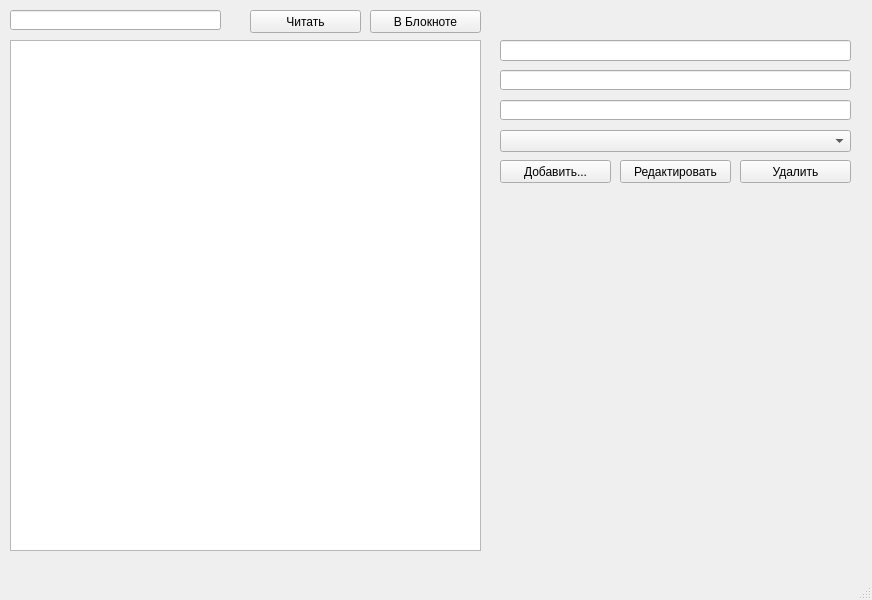
The window that liblite_ui.ui (Viktor1593/liblite) describes before a commit, drawn with Qt 5.
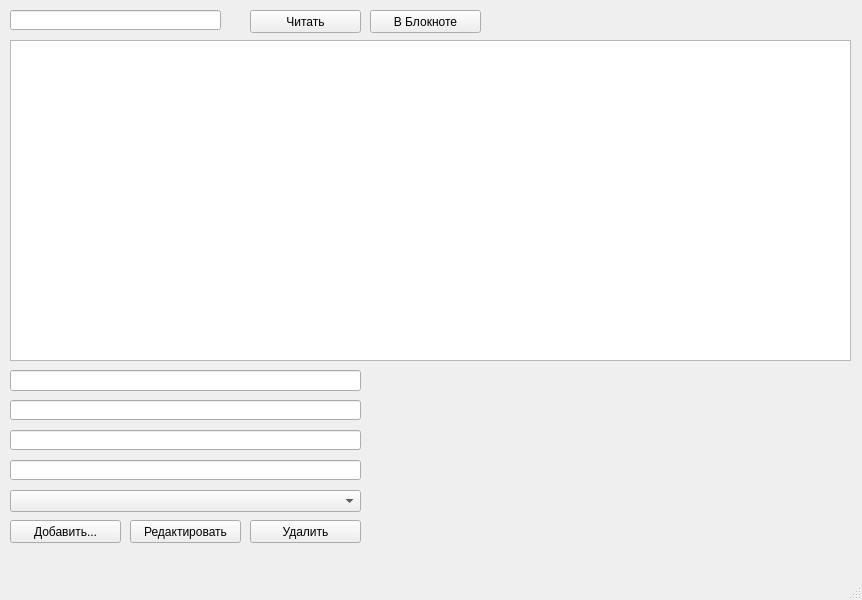
The same window after the commit.

```diff
--- a/liblite_ui.ui
+++ b/liblite_ui.ui
@@ -6,7 +6,7 @@
    <rect>
     <x>0</x>
     <y>0</y>
-    <width>872</width>
+    <width>862</width>
     <height>600</height>
    </rect>
   </property>
@@ -32,8 +32,8 @@
      <rect>
       <x>10</x>
       <y>40</y>
-      <width>471</width>
-      <height>511</height>
+      <width>841</width>
+      <height>321</height>
      </rect>
     </property>
     <property name="selectionBehavior">
@@ -46,8 +46,8 @@
    <widget class="QPushButton" name="cmd_edit_book">
     <property name="geometry">
      <rect>
-      <x>620</x>
-      <y>160</y>
+      <x>130</x>
+      <y>520</y>
       <width>111</width>
       <height>23</height>
      </rect>
@@ -59,8 +59,8 @@
    <widget class="QPushButton" name="cmd_delete_book">
     <property name="geometry">
      <rect>
-      <x>740</x>
-      <y>160</y>
+      <x>250</x>
+      <y>520</y>
       <width>111</width>
       <height>23</height>
      </rect>
@@ -72,8 +72,8 @@
    <widget class="QPushButton" name="cmd_add_book">
     <property name="geometry">
      <rect>
-      <x>500</x>
-      <y>160</y>
+      <x>10</x>
+      <y>520</y>
       <width>111</width>
       <height>23</height>
      </rect>
@@ -98,8 +98,8 @@
    <widget class="QComboBox" name="cmb_author">
     <property name="geometry">
      <rect>
-      <x>500</x>
-      <y>130</y>
+      <x>10</x>
+      <y>490</y>
       <width>351</width>
       <height>22</height>
      </rect>
@@ -111,8 +111,8 @@
    <widget class="QLineEdit" name="book_id">
     <property name="geometry">
      <rect>
-      <x>500</x>
-      <y>40</y>
+      <x>10</x>
+      <y>370</y>
       <width>351</width>
       <height>21</height>
      </rect>
@@ -124,8 +124,8 @@
    <widget class="QLineEdit" name="name">
     <property name="geometry">
      <rect>
-      <x>500</x>
-      <y>70</y>
+      <x>10</x>
+      <y>400</y>
       <width>351</width>
       <height>20</height>
      </rect>
@@ -134,8 +134,8 @@
    <widget class="QLineEdit" name="date">
     <property name="geometry">
      <rect>
-      <x>500</x>
-      <y>100</y>
+      <x>10</x>
+      <y>430</y>
       <width>351</width>
       <height>20</height>
      </rect>
@@ -151,6 +151,19 @@
      </rect>
     </property>
    </widget>
+   <widget class="QLineEdit" name="book_path">
+    <property name="geometry">
+     <rect>
+      <x>10</x>
+      <y>460</y>
+      <width>351</width>
+      <height>20</height>
+     </rect>
+    </property>
+    <property name="readOnly">
+     <bool>true</bool>
+    </property>
+   </widget>
   </widget>
   <widget class="QMenuBar" name="menubar">
    <property name="geometry">
```
Left out of the diff: 2 changed lines with no effect on the pictures.
